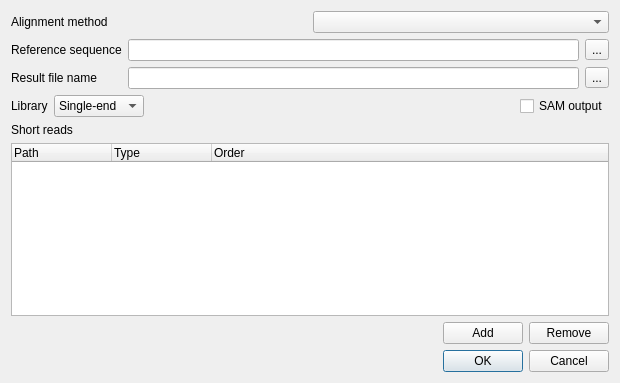
Qt form src/corelibs/U2View/src/util_dna_assembly/AssemblyToRefDialog.ui (violethaze74/ugene) before a commit.
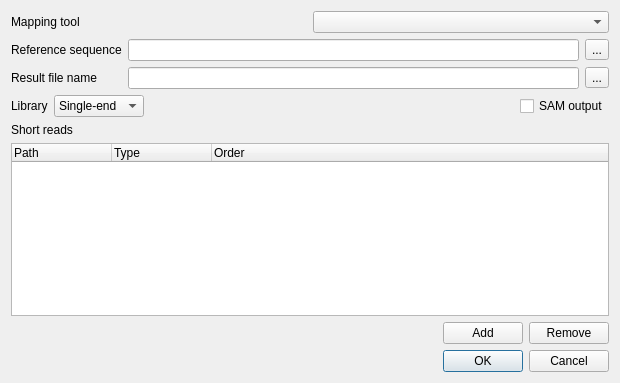
The same form after that commit.

Commit message: UGENE-6113: fixed several issues: 1) updated sample workflows with the elements; 2) updated descriptions on the workflow elements; 3) updated a title and a parameter name in the mapping reads dialog.

```diff
--- a/src/corelibs/U2View/src/util_dna_assembly/AssemblyToRefDialog.ui
+++ b/src/corelibs/U2View/src/util_dna_assembly/AssemblyToRefDialog.ui
@@ -31,7 +31,7 @@
         <string>Select a method to align short reads.</string>
        </property>
        <property name="text">
-        <string>Alignment method</string>
+        <string>Mapping tool</string>
        </property>
       </widget>
      </item>
```
Left out of the diff: 2 changed lines with no effect on the pictures. The commit also changes 20 other files.
